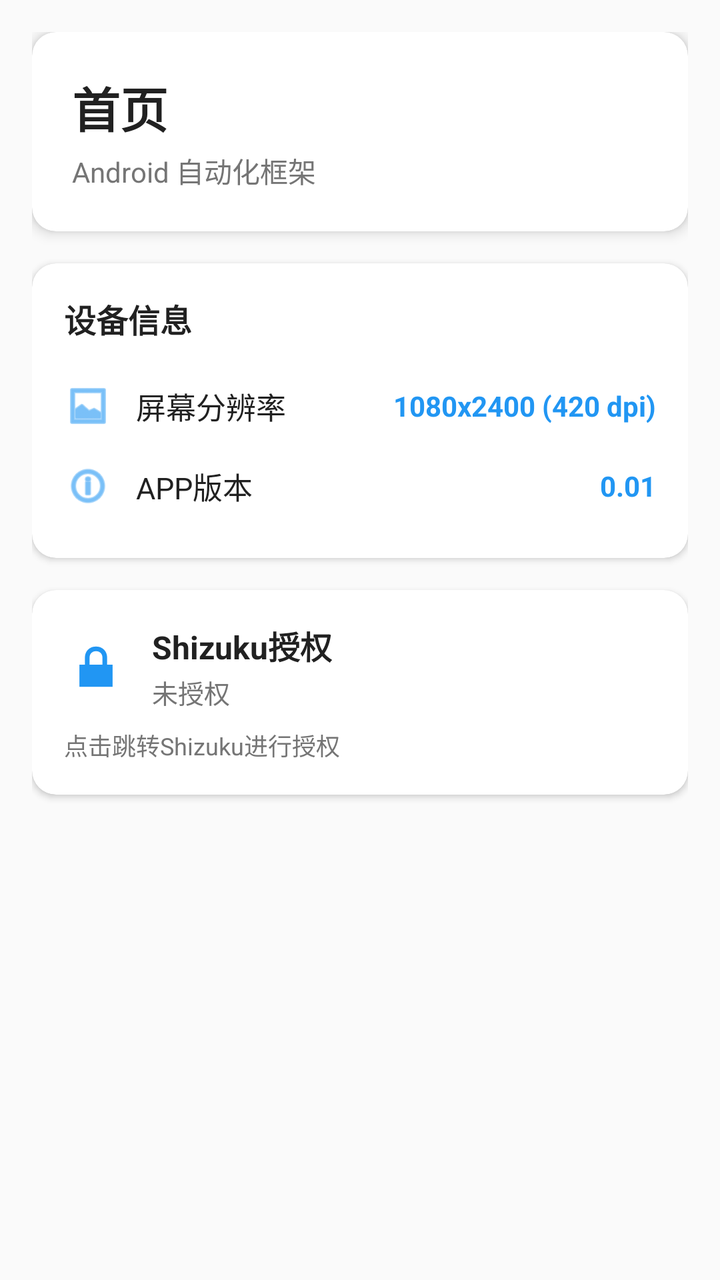
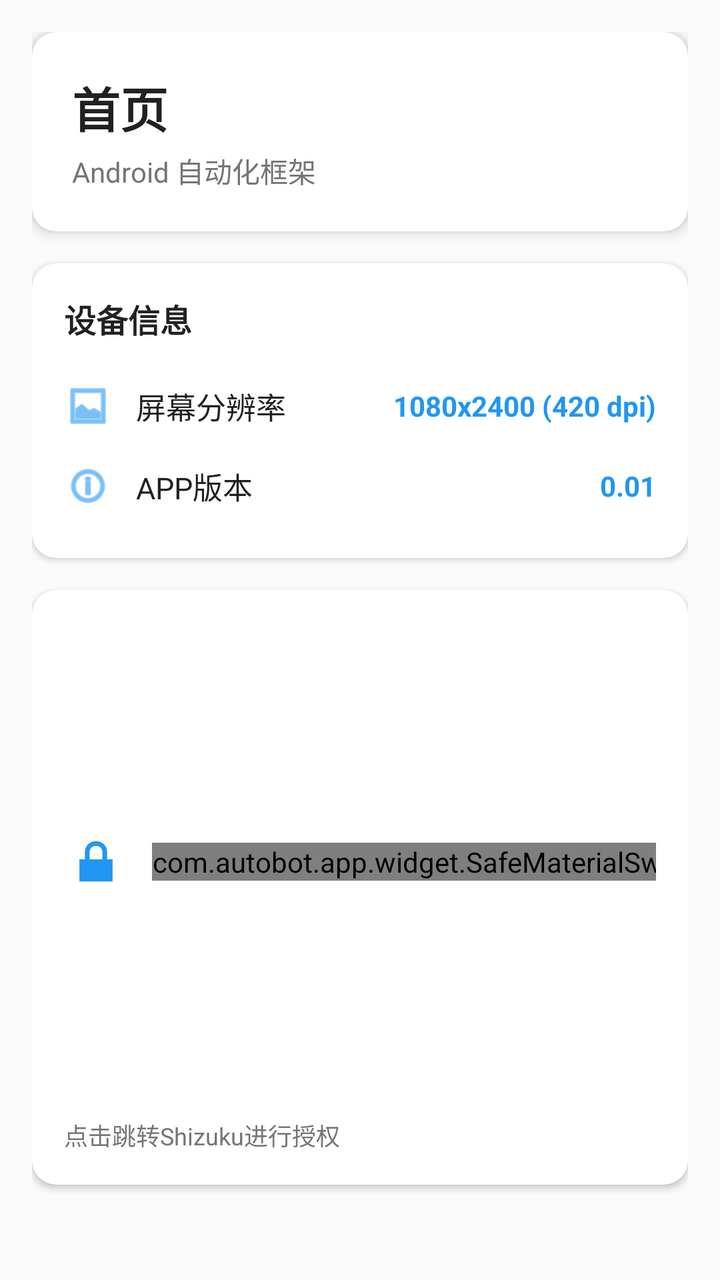

An Android layout rendered at two revisions. The XML below is the earlier revision; the diff shows what the commit changed to produce the second picture.
<!-- AndroidManifest.xml: application theme Theme.AutoBOT -->
<!-- res/layout/fragment_home.xml -->
<?xml version="1.0" encoding="utf-8"?>
<ScrollView xmlns:android="http://schemas.android.com/apk/res/android"
    xmlns:app="http://schemas.android.com/apk/res-auto"
    android:layout_width="match_parent"
    android:layout_height="match_parent"
    android:fillViewport="true">

    <LinearLayout
        android:layout_width="match_parent"
        android:layout_height="wrap_content"
        android:orientation="vertical"
        android:padding="16dp">

        
        <com.google.android.material.card.MaterialCardView
            android:layout_width="match_parent"
            android:layout_height="wrap_content"
            android:layout_marginBottom="16dp"
            app:cardElevation="4dp"
            app:cardCornerRadius="12dp">

            <LinearLayout
                android:layout_width="match_parent"
                android:layout_height="wrap_content"
                android:orientation="vertical"
                android:padding="20dp">

                <TextView
                    android:layout_width="wrap_content"
                    android:layout_height="wrap_content"
                    android:text="@string/home_title"
                    android:textSize="24sp"
                    android:textStyle="bold"
                    android:textColor="@color/text_primary" />

                <TextView
                    android:layout_width="wrap_content"
                    android:layout_height="wrap_content"
                    android:layout_marginTop="4dp"
                    android:text="Android 自动化框架"
                    android:textSize="14sp"
                    android:textColor="@color/text_secondary" />
            </LinearLayout>
        </com.google.android.material.card.MaterialCardView>

        
        <com.google.android.material.card.MaterialCardView
            android:layout_width="match_parent"
            android:layout_height="wrap_content"
            android:layout_marginBottom="16dp"
            app:cardElevation="2dp"
            app:cardCornerRadius="12dp">

            <LinearLayout
                android:layout_width="match_parent"
                android:layout_height="wrap_content"
                android:orientation="vertical"
                android:padding="16dp">

                <TextView
                    android:layout_width="wrap_content"
                    android:layout_height="wrap_content"
                    android:text="设备信息"
                    android:textSize="16sp"
                    android:textStyle="bold"
                    android:textColor="@color/text_primary"
                    android:layout_marginBottom="12dp" />

                
                <LinearLayout
                    android:layout_width="match_parent"
                    android:layout_height="wrap_content"
                    android:orientation="horizontal"
                    android:gravity="center_vertical"
                    android:paddingVertical="8dp">

                    <ImageView
                        android:layout_width="24dp"
                        android:layout_height="24dp"
                        android:src="@android:drawable/ic_menu_gallery"
                        android:contentDescription="resolution"
                        app:tint="@color/primary" />

                    <TextView
                        android:layout_width="0dp"
                        android:layout_height="wrap_content"
                        android:layout_weight="1"
                        android:layout_marginStart="12dp"
                        android:text="@string/screen_resolution"
                        android:textSize="15sp"
                        android:textColor="@color/text_primary" />

                    <TextView
                        android:id="@+id/tvResolution"
                        android:layout_width="wrap_content"
                        android:layout_height="wrap_content"
                        android:text="1080x2400 (420 dpi)"
                        android:textSize="14sp"
                        android:textStyle="bold"
                        android:textColor="@color/primary" />
                </LinearLayout>

                
                <LinearLayout
                    android:layout_width="match_parent"
                    android:layout_height="wrap_content"
                    android:orientation="horizontal"
                    android:gravity="center_vertical"
                    android:paddingVertical="8dp">

                    <ImageView
                        android:layout_width="24dp"
                        android:layout_height="24dp"
                        android:src="@android:drawable/ic_menu_info_details"
                        android:contentDescription="version"
                        app:tint="@color/primary" />

                    <TextView
                        android:layout_width="0dp"
                        android:layout_height="wrap_content"
                        android:layout_weight="1"
                        android:layout_marginStart="12dp"
                        android:text="@string/app_version"
                        android:textSize="15sp"
                        android:textColor="@color/text_primary" />

                    <TextView
                        android:id="@+id/tvVersion"
                        android:layout_width="wrap_content"
                        android:layout_height="wrap_content"
                        android:text="0.01"
                        android:textSize="14sp"
                        android:textStyle="bold"
                        android:textColor="@color/primary" />
                </LinearLayout>
            </LinearLayout>
        </com.google.android.material.card.MaterialCardView>

        
        <com.google.android.material.card.MaterialCardView
            android:id="@+id/cardShizuku"
            android:layout_width="match_parent"
            android:layout_height="wrap_content"
            android:layout_marginBottom="16dp"
            app:cardElevation="2dp"
            app:cardCornerRadius="12dp"
            android:clickable="true"
            android:focusable="true"
            android:foreground="?attr/selectableItemBackground">

            <LinearLayout
                android:layout_width="match_parent"
                android:layout_height="wrap_content"
                android:orientation="vertical"
                android:padding="16dp">

                <LinearLayout
                    android:layout_width="match_parent"
                    android:layout_height="wrap_content"
                    android:orientation="horizontal"
                    android:gravity="center_vertical">

                    <ImageView
                        android:layout_width="32dp"
                        android:layout_height="32dp"
                        android:src="@android:drawable/ic_lock_lock"
                        android:contentDescription="shizuku"
                        app:tint="@color/primary" />

                    <LinearLayout
                        android:layout_width="0dp"
                        android:layout_height="wrap_content"
                        android:layout_weight="1"
                        android:orientation="vertical"
                        android:layout_marginStart="12dp">

                        <TextView
                            android:layout_width="wrap_content"
                            android:layout_height="wrap_content"
                            android:text="@string/shizuku_auth"
                            android:textSize="16sp"
                            android:textStyle="bold"
                            android:textColor="@color/text_primary" />

                        <TextView
                            android:id="@+id/tvShizukuStatus"
                            android:layout_width="wrap_content"
                            android:layout_height="wrap_content"
                            android:layout_marginTop="2dp"
                            android:text="@string/shizuku_unauthorized"
                            android:textSize="13sp"
                            android:textColor="@color/text_secondary" />
                    </LinearLayout>

                    <com.google.android.material.materialswitch.MaterialSwitch
                        android:id="@+id/switchShizuku"
                        android:layout_width="wrap_content"
                        android:layout_height="wrap_content"
                        android:text=""
                        android:textOn=""
                        android:textOff=""
                        app:showText="false" />
                </LinearLayout>

                <TextView
                    android:layout_width="wrap_content"
                    android:layout_height="wrap_content"
                    android:layout_marginTop="8dp"
                    android:text="@string/shizuku_auth_summary"
                    android:textSize="12sp"
                    android:textColor="@color/text_secondary" />
            </LinearLayout>
        </com.google.android.material.card.MaterialCardView>

    </LinearLayout>
</ScrollView>
<!-- resources referenced by this layout -->
<resources>
  <color name="primary">#2196F3</color>
  <color name="text_primary">#212121</color>
  <color name="text_secondary">#757575</color>
  <string name="app_version">APP版本</string>
  <string name="home_title">首页</string>
  <string name="screen_resolution">屏幕分辨率</string>
  <string name="shizuku_auth">Shizuku授权</string>
  <string name="shizuku_auth_summary">点击跳转Shizuku进行授权</string>
  <string name="shizuku_unauthorized">未授权</string>
  <style name="Theme.AutoBOT" parent="Theme.MaterialComponents.DayNight.NoActionBar">
          
          <item name="colorPrimary">@color/primary</item>
          <item name="colorPrimaryDark">@color/primary_dark</item>
          <item name="colorAccent">@color/accent</item>
          <item name="android:statusBarColor">@color/primary_dark</item>
          <item name="android:windowBackground">@color/background</item>
      </style>
  <color name="primary_dark">#1976D2</color>
  <color name="accent">#00BCD4</color>
  <color name="background">#FAFAFA</color>
</resources>

<!-- the commit's change to res/layout/fragment_home.xml (unified diff, before → after) -->
@@ -192,7 +192,7 @@
                             android:textColor="@color/text_secondary" />
                     </LinearLayout>
 
-                    <com.google.android.material.materialswitch.MaterialSwitch
+                    <com.autobot.app.widget.SafeMaterialSwitch
                         android:id="@+id/switchShizuku"
                         android:layout_width="wrap_content"
                         android:layout_height="wrap_content"
